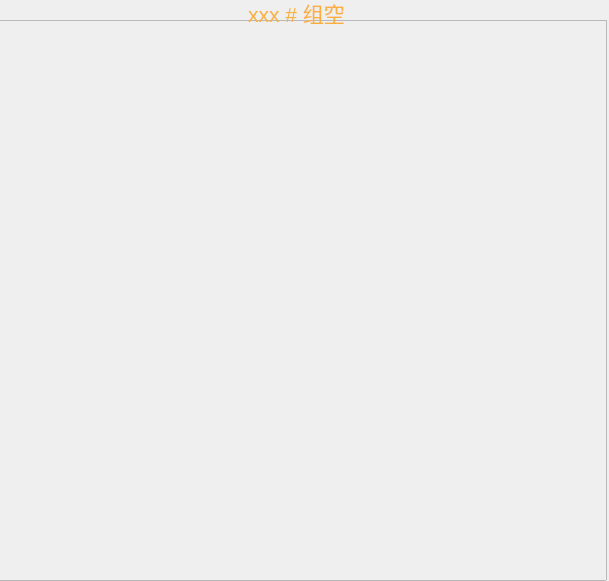
The window that Window/Module/modularair.ui (caosq/ChickenFarm) describes before a commit, drawn with Qt 5.
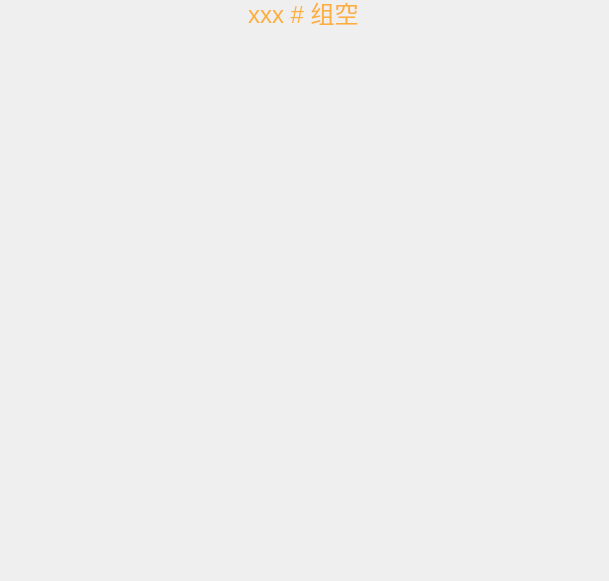
The same window after the commit. Icons and pictures are not drawn.

Patch:
```diff
--- a/Window/Module/modularair.ui
+++ b/Window/Module/modularair.ui
@@ -13,6 +13,10 @@
   <property name="windowTitle">
    <string>Form</string>
   </property>
+  <property name="styleSheet">
+   <string notr="true">#frame{
+background:transparent;}</string>
+  </property>
   <widget class="QFrame" name="frame">
    <property name="geometry">
     <rect>
@@ -87,7 +91,7 @@
    <property name="font">
     <font>
      <family>Ubuntu</family>
-     <pointsize>16</pointsize>
+     <pointsize>18</pointsize>
      <weight>50</weight>
      <italic>false</italic>
      <bold>false</bold>
```
